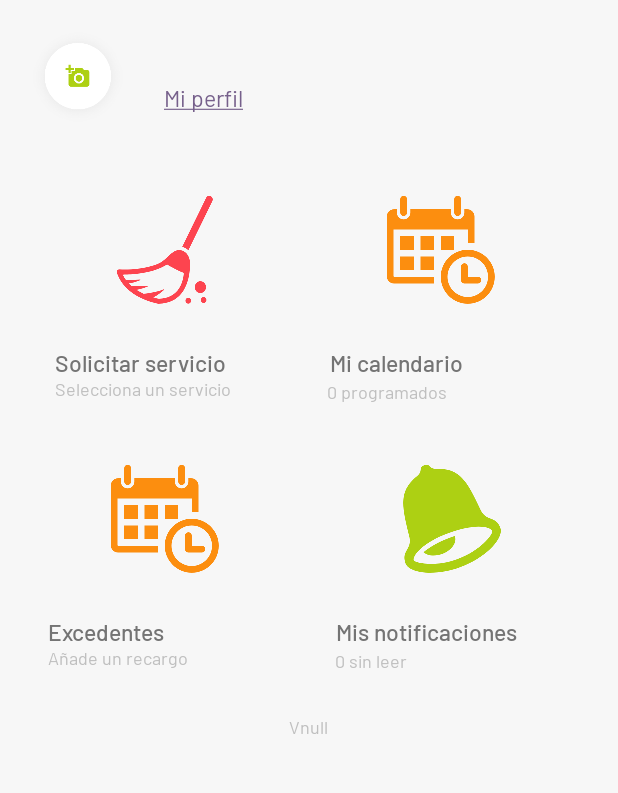
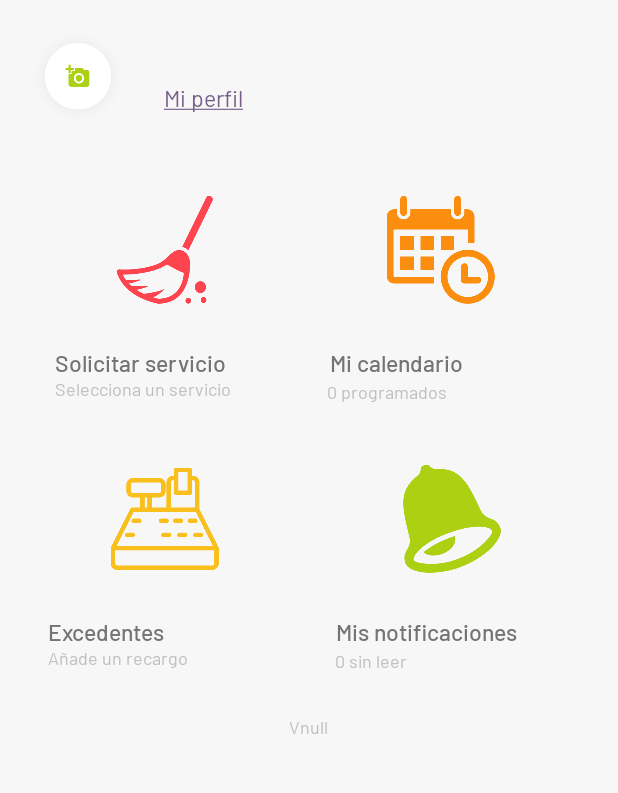
Before and after one commit to ServiciosACO/in-android-user, an Android app: the Home screen opened directly, with no data from a screen before it, on a phone screen of 412 x 824 dp, the part 114-907 px from its top. Run offline under Robolectric (Android 15) with nearby library versions, the phone set to English and light mode, and no system bars; our stand-ins replace ButterKnife, Picasso; plain views replace ShadowView; pictures from the network do not load.

Commit message:
changing image for surcharge in Home

```diff
--- a/app/src/main/res/layout/activity_home.xml
+++ b/app/src/main/res/layout/activity_home.xml
@@ -217,7 +217,7 @@
                             android:layout_width="match_parent"
                             android:layout_height="wrap_content"
                             android:layout_marginTop="20sp"
-                            android:src="@drawable/main_calendar" />
+                            android:src="@drawable/main_excedentes" />
                         <co.kubo.indiesco.utils.Medium
                             style="@style/texto_15_gris"
                             android:layout_width="match_parent"
```
